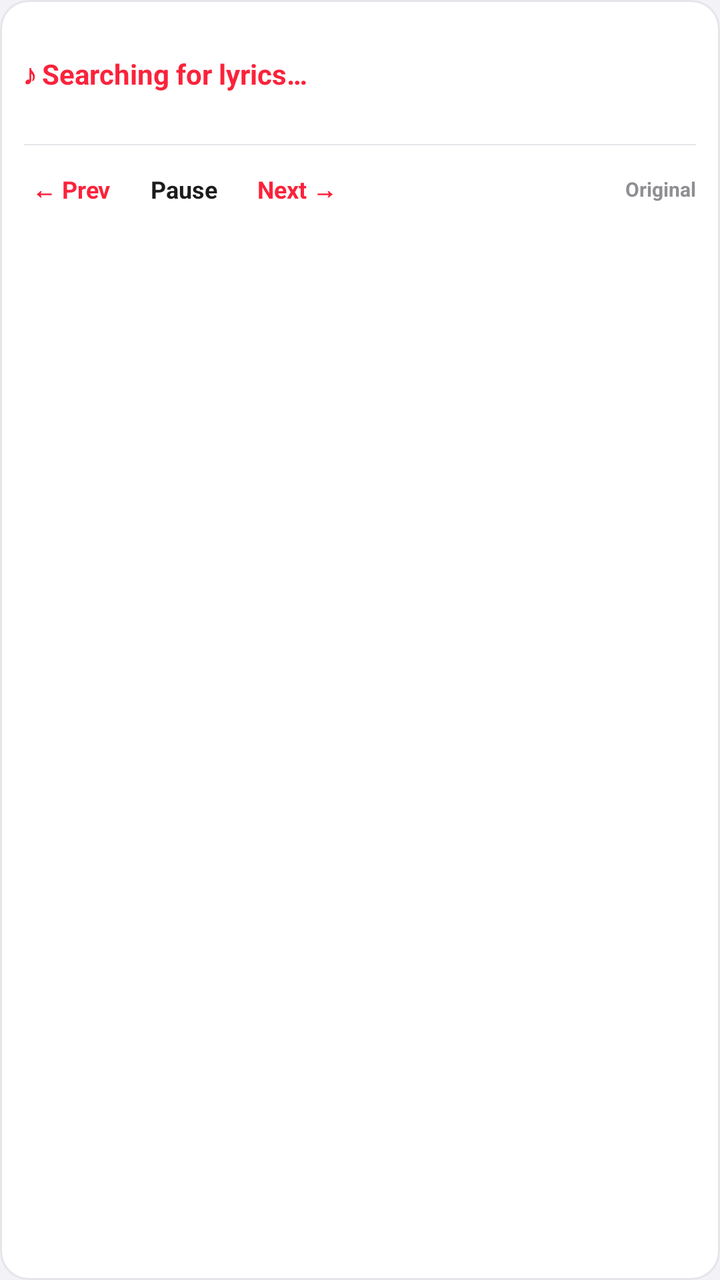
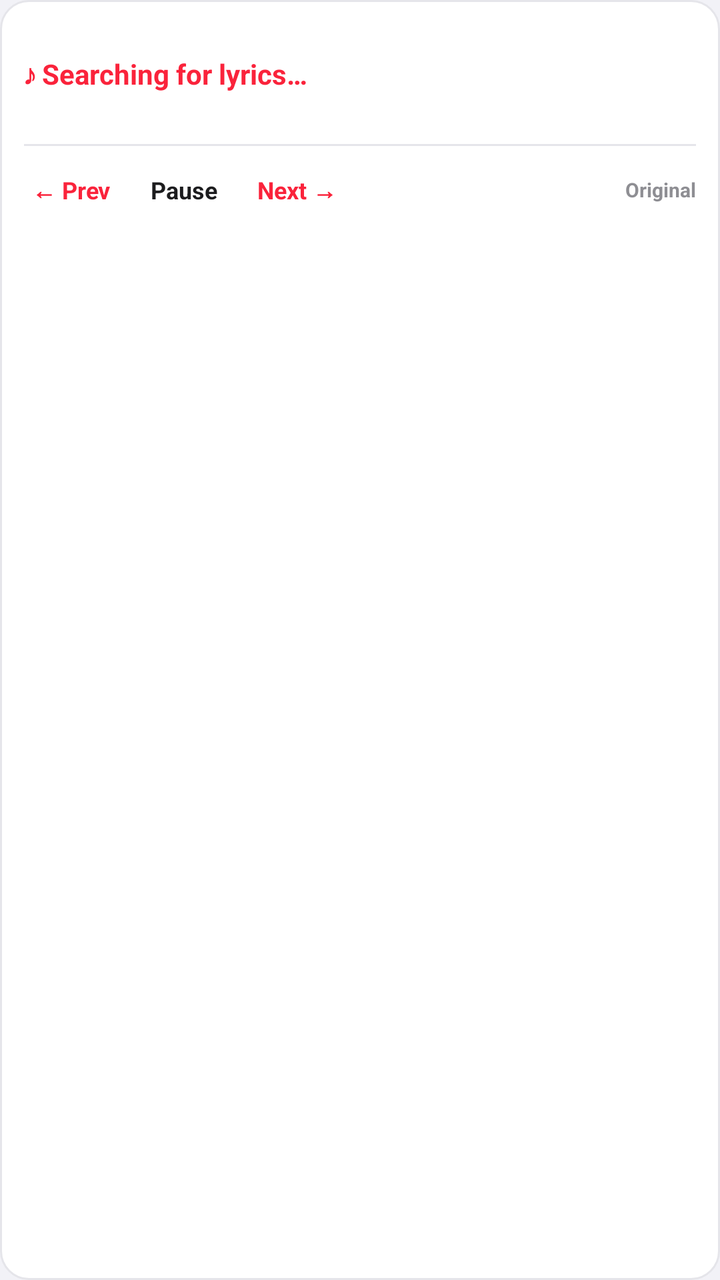

Two renders of the same Android screen: before a commit and after it. Below are the layout's source before the change and the commit's diff.
<!-- AndroidManifest.xml: application theme Theme.LyricaLive -->
<!-- res/layout/notification_lyrics_expanded.xml -->
<?xml version="1.0" encoding="utf-8"?>
<LinearLayout xmlns:android="http://schemas.android.com/apk/res/android"
    android:id="@+id/notif_expanded_root"
    android:layout_width="match_parent"
    android:layout_height="wrap_content"
    android:background="@drawable/bg_notification_card"
    android:orientation="vertical"
    android:paddingStart="12dp"
    android:paddingTop="8dp"
    android:paddingEnd="12dp"
    android:paddingBottom="8dp">

    
    <LinearLayout
        android:layout_width="match_parent"
        android:layout_height="wrap_content"
        android:orientation="vertical">

        
        <TextView
            android:id="@+id/notif_expanded_prev_line"
            android:layout_width="match_parent"
            android:layout_height="wrap_content"
            android:ellipsize="end"
            android:maxLines="1"
            android:text=""
            android:textColor="#8E8E93"
            android:textSize="12sp" />

        
        <TextView
            android:id="@+id/notif_expanded_current_line"
            android:layout_width="match_parent"
            android:layout_height="wrap_content"
            android:layout_marginTop="3dp"
            android:layout_marginBottom="3dp"
            android:ellipsize="end"
            android:maxLines="1"
            android:text="♪ Searching for lyrics…"
            android:textColor="#FA233B"
            android:textSize="14sp"
            android:textStyle="bold" />

        
        <TextView
            android:id="@+id/notif_expanded_next_line"
            android:layout_width="match_parent"
            android:layout_height="wrap_content"
            android:ellipsize="end"
            android:maxLines="1"
            android:text=""
            android:textColor="#8E8E93"
            android:textSize="12sp" />
    </LinearLayout>

    <View
        android:layout_width="match_parent"
        android:layout_height="0.5dp"
        android:layout_marginTop="6dp"
        android:layout_marginBottom="6dp"
        android:background="#E5E5EA" />

    
    <LinearLayout
        android:layout_width="match_parent"
        android:layout_height="32dp"
        android:gravity="center_vertical"
        android:orientation="horizontal">

        
        <TextView
            android:id="@+id/notif_btn_prev"
            android:layout_width="wrap_content"
            android:layout_height="match_parent"
            android:background="?android:attr/selectableItemBackgroundBorderless"
            android:gravity="center_vertical"
            android:paddingStart="4dp"
            android:paddingEnd="10dp"
            android:text="← Prev"
            android:textColor="#FA233B"
            android:textSize="12sp"
            android:textStyle="bold" />

        
        <TextView
            android:id="@+id/notif_btn_play_pause"
            android:layout_width="wrap_content"
            android:layout_height="match_parent"
            android:background="?android:attr/selectableItemBackgroundBorderless"
            android:gravity="center_vertical"
            android:paddingStart="10dp"
            android:paddingEnd="10dp"
            android:text="Pause"
            android:textColor="#1C1C1E"
            android:textSize="12sp"
            android:textStyle="bold" />

        
        <TextView
            android:id="@+id/notif_btn_next"
            android:layout_width="wrap_content"
            android:layout_height="match_parent"
            android:background="?android:attr/selectableItemBackgroundBorderless"
            android:gravity="center_vertical"
            android:paddingStart="10dp"
            android:paddingEnd="10dp"
            android:text="Next →"
            android:textColor="#FA233B"
            android:textSize="12sp"
            android:textStyle="bold" />

        <View
            android:layout_width="0dp"
            android:layout_height="1dp"
            android:layout_weight="1" />

        
        <TextView
            android:id="@+id/notif_mode_badge"
            android:layout_width="wrap_content"
            android:layout_height="wrap_content"
            android:background="?android:attr/selectableItemBackgroundBorderless"
            android:text="Original"
            android:textColor="#8E8E93"
            android:textSize="10sp"
            android:textStyle="bold" />

    </LinearLayout>

</LinearLayout>
<!-- resources referenced by this layout -->
<resources>
  <!-- drawable bg_notification_card (drawable) -->
  <?xml version="1.0" encoding="utf-8"?>
  <shape xmlns:android="http://schemas.android.com/apk/res/android"
      android:shape="rectangle">
      <solid android:color="#FFFFFF" />
      <corners android:radius="14dp" />
      <stroke
          android:width="1dp"
          android:color="#E5E5EA" />
  </shape>
  <style name="Theme.LyricaLive" parent="Theme.Material3.Light.NoActionBar">
          <item name="colorPrimary">#FA233B</item>
          <item name="colorOnPrimary">#FFFFFF</item>
          <item name="colorPrimaryContainer">#FFE5E8</item>
          <item name="colorSurface">#FFFFFF</item>
          <item name="colorOnSurface">#000000</item>
          <item name="android:windowBackground">#F2F2F7</item>
          <item name="android:statusBarColor">#F2F2F7</item>
          <item name="android:navigationBarColor">#FFFFFF</item>
          <item name="android:windowLightStatusBar">true</item>
          <item name="android:windowLightNavigationBar">true</item>
      </style>
</resources>

<!-- the commit's change to res/layout/notification_lyrics_expanded.xml (unified diff, before → after) -->
@@ -53,12 +53,14 @@
             android:textSize="12sp" />
     </LinearLayout>
 
-    <View
+    
+    <ImageView
         android:layout_width="match_parent"
-        android:layout_height="0.5dp"
+        android:layout_height="1dp"
         android:layout_marginTop="6dp"
         android:layout_marginBottom="6dp"
-        android:background="#E5E5EA" />
+        android:background="#E5E5EA"
+        android:contentDescription="" />
 
     
     <LinearLayout
@@ -72,7 +74,6 @@
             android:id="@+id/notif_btn_prev"
             android:layout_width="wrap_content"
             android:layout_height="match_parent"
-            android:background="?android:attr/selectableItemBackgroundBorderless"
             android:gravity="center_vertical"
             android:paddingStart="4dp"
             android:paddingEnd="10dp"
@@ -86,7 +87,6 @@
             android:id="@+id/notif_btn_play_pause"
             android:layout_width="wrap_content"
             android:layout_height="match_parent"
-            android:background="?android:attr/selectableItemBackgroundBorderless"
             android:gravity="center_vertical"
             android:paddingStart="10dp"
             android:paddingEnd="10dp"
@@ -100,7 +100,6 @@
             android:id="@+id/notif_btn_next"
             android:layout_width="wrap_content"
             android:layout_height="match_parent"
-            android:background="?android:attr/selectableItemBackgroundBorderless"
             android:gravity="center_vertical"
             android:paddingStart="10dp"
             android:paddingEnd="10dp"
@@ -109,7 +108,8 @@
             android:textSize="12sp"
             android:textStyle="bold" />
 
-        <View
+        
+        <TextView
             android:layout_width="0dp"
             android:layout_height="1dp"
             android:layout_weight="1" />
@@ -119,7 +119,6 @@
             android:id="@+id/notif_mode_badge"
             android:layout_width="wrap_content"
             android:layout_height="wrap_content"
-            android:background="?android:attr/selectableItemBackgroundBorderless"
             android:text="Original"
             android:textColor="#8E8E93"
             android:textSize="10sp"
